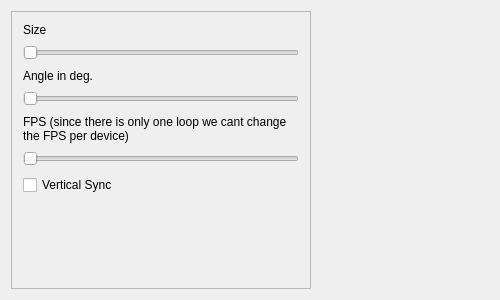
Above: 11_Settings/src/myWidget_B.ui from wasawi/ofxQt before the change. Below: the same form after it.
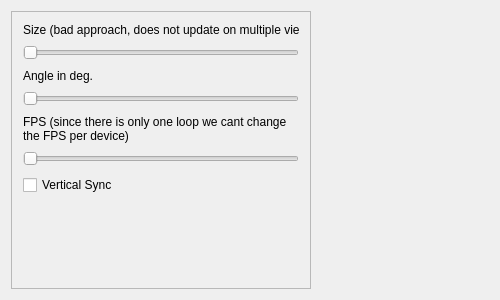
That is the form after the change.

```diff
--- a/11_Settings/src/myWidget_B.ui
+++ b/11_Settings/src/myWidget_B.ui
@@ -105,7 +105,7 @@
         <item>
          <widget class="QLabel" name="label">
           <property name="text">
-           <string>Size</string>
+           <string>Size (bad approach, does not update on multiple views)</string>
           </property>
          </widget>
         </item>
```
